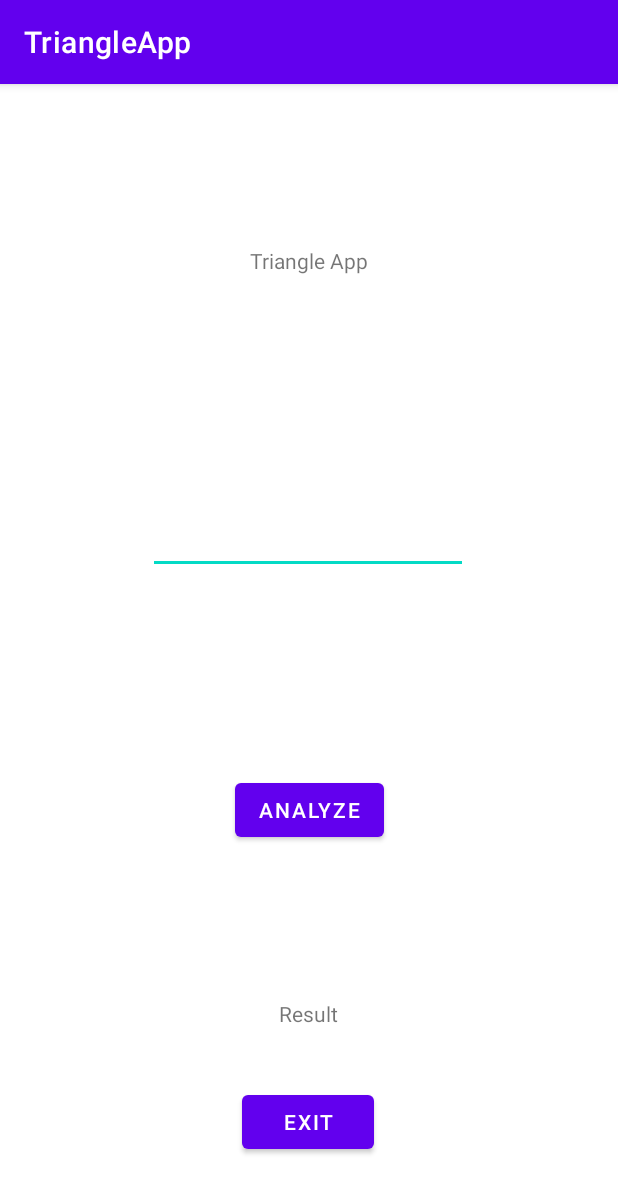
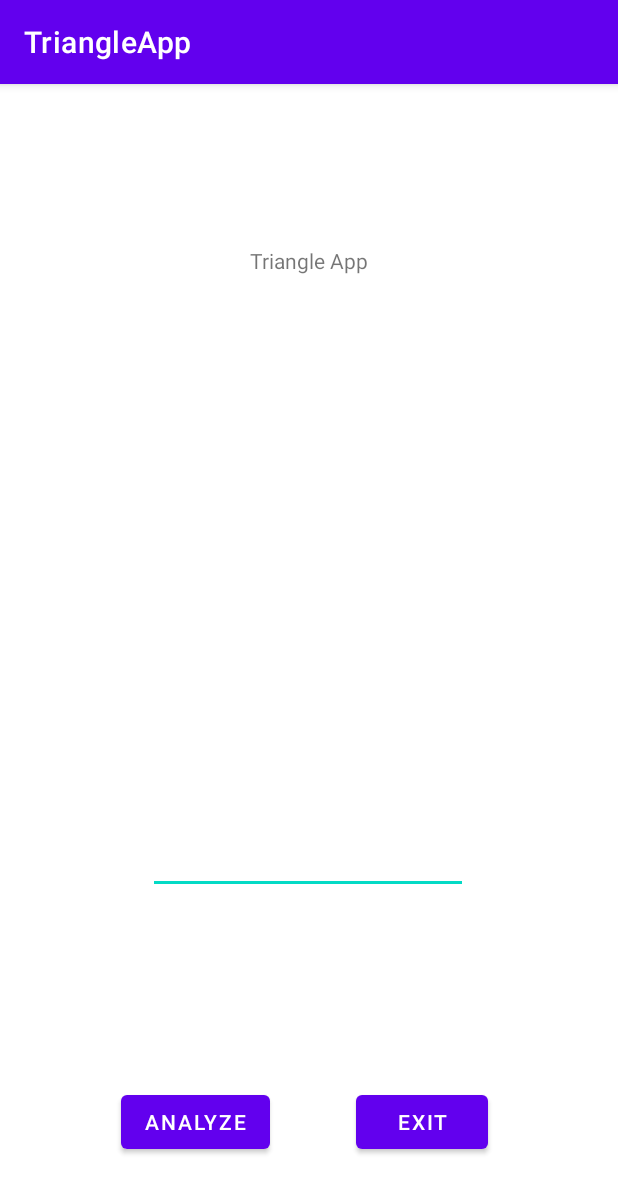
Before and after one commit to gvasquez11/TriangleApp, an Android app: the screen it shows after launch (MainActivity), on a phone screen of 412 x 824 dp. Shown: the top 1193 px of the screen. Run offline under Robolectric (Android 15) with nearby library versions, the phone set to English and light mode, and no system bars.

Commit message:
Placed analyze on bottom right and exit on bottom left

```diff
--- a/app/src/main/res/layout/activity_main.xml
+++ b/app/src/main/res/layout/activity_main.xml
@@ -16,23 +16,13 @@
         app:layout_constraintStart_toStartOf="parent"
         app:layout_constraintTop_toTopOf="parent" />
 
-    <Button
-        android:id="@+id/AnalyzeButton"
-        android:layout_width="wrap_content"
-        android:layout_height="wrap_content"
-        android:layout_marginBottom="92dp"
-        android:text="Analyze"
-        app:layout_constraintBottom_toTopOf="@+id/Result"
-        app:layout_constraintEnd_toEndOf="parent"
-        app:layout_constraintStart_toStartOf="parent" />
 
     <TextView
         android:id="@+id/Result"
         android:layout_width="268dp"
         android:layout_height="40dp"
-        android:layout_marginBottom="28dp"
+        android:layout_marginBottom="40dp"
         android:gravity="center"
-        android:text="Result"
         app:layout_constraintBottom_toTopOf="@+id/button2"
         app:layout_constraintEnd_toEndOf="parent"
         app:layout_constraintHorizontal_bias="0.496"
@@ -42,17 +32,27 @@
         android:id="@+id/UserInput"
         android:layout_width="wrap_content"
         android:layout_height="wrap_content"
+        android:layout_marginBottom="48dp"
         android:digits="0123456789,. "
         android:ems="10"
         android:gravity="right"
         android:inputType="numberDecimal"
         android:text=""
-        app:layout_constraintBottom_toTopOf="@+id/AnalyzeButton"
+        app:layout_constraintBottom_toTopOf="@+id/Result"
         app:layout_constraintEnd_toEndOf="parent"
         app:layout_constraintHorizontal_bias="0.497"
-        app:layout_constraintStart_toStartOf="parent"
-        app:layout_constraintTop_toBottomOf="@+id/textView"
-        app:layout_constraintVertical_bias="0.537" />
+        app:layout_constraintStart_toStartOf="parent" />
+
+    <Button
+        android:id="@+id/AnalyzeButton"
+        android:layout_width="wrap_content"
+        android:layout_height="wrap_content"
+        android:layout_marginBottom="52dp"
+        android:text="Analyze"
+        app:layout_constraintBottom_toBottomOf="parent"
+        app:layout_constraintEnd_toStartOf="@+id/button2"
+        app:layout_constraintHorizontal_bias="0.586"
+        app:layout_constraintStart_toStartOf="parent" />
 
     <Button
         android:id="@+id/button2"
@@ -62,7 +62,7 @@
         android:text="Exit"
         app:layout_constraintBottom_toBottomOf="parent"
         app:layout_constraintEnd_toEndOf="parent"
-        app:layout_constraintHorizontal_bias="0.498"
+        app:layout_constraintHorizontal_bias="0.733"
         app:layout_constraintStart_toStartOf="parent" />
 
 </androidx.constraintlayout.widget.ConstraintLayout>
```
